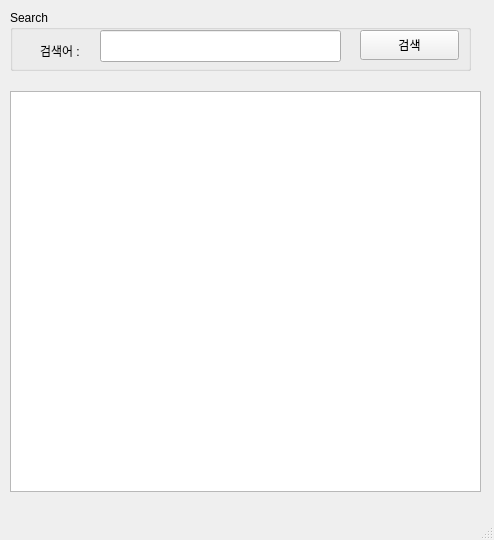
Old version of the form ui/naverSearch.ui in the repository jacksimuse/Raspberry_pi.
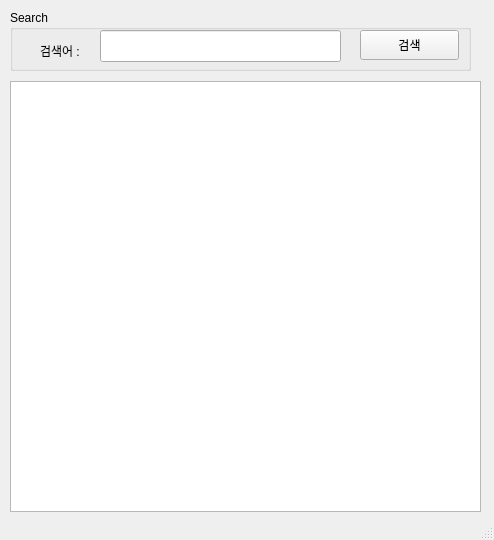
New version of the form.

Commit message: naver검색기능 api로 구현

The edit to the form file:
```diff
--- a/ui/naverSearch.ui
+++ b/ui/naverSearch.ui
@@ -63,13 +63,13 @@
      </property>
     </widget>
    </widget>
-   <widget class="QListView" name="lsvResult">
+   <widget class="QTableWidget" name="tblResult">
     <property name="geometry">
      <rect>
       <x>10</x>
-      <y>91</y>
+      <y>81</y>
       <width>471</width>
-      <height>401</height>
+      <height>431</height>
      </rect>
     </property>
    </widget>
```
Left out of the diff: 2 changed lines with no effect on the pictures. The commit also changes 2 other files.
